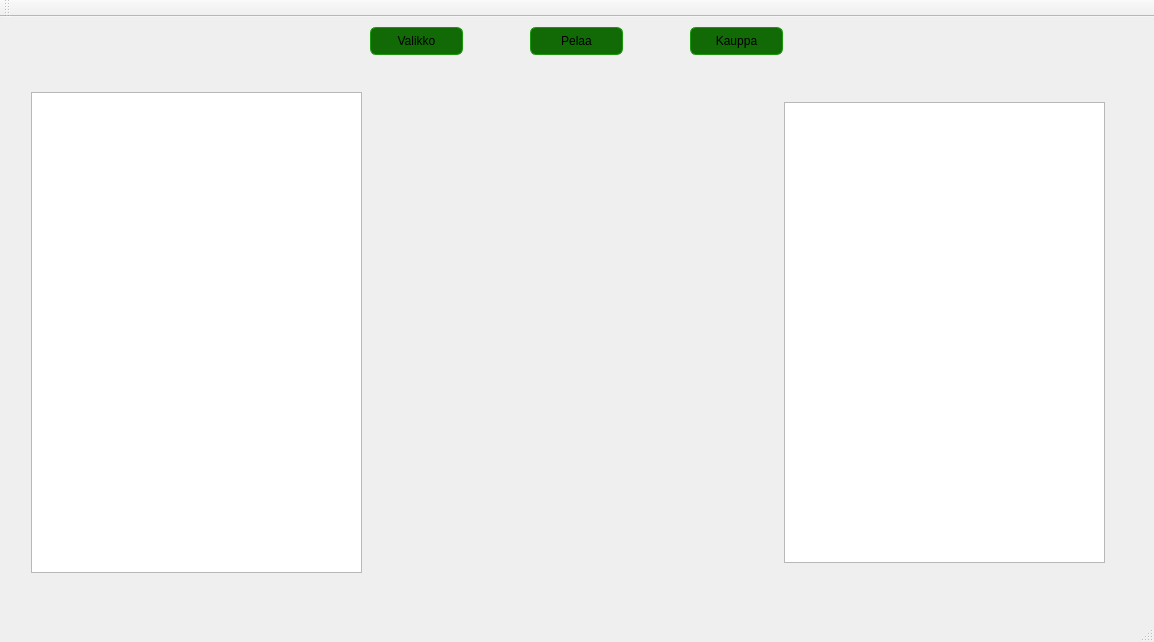
Qt form TrainGame/mainwindow.ui (MilanFIN/TrainGame) before a commit.
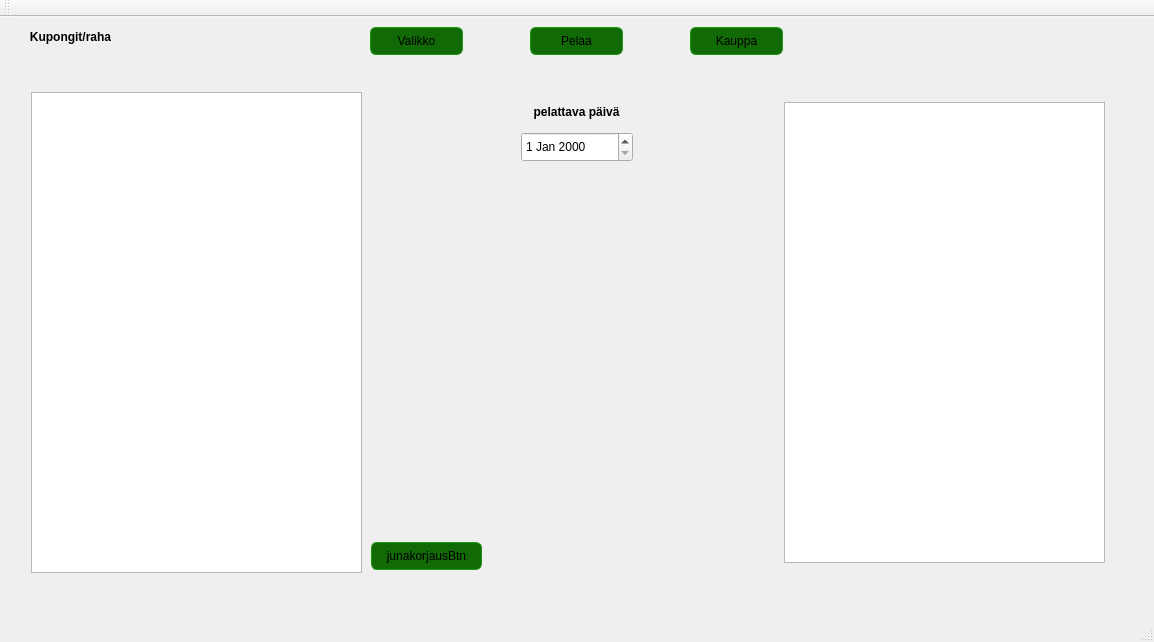
The same form after that commit. The open tabs and pages were chosen to show the change.

Commit message: lisätty elementtejä käyttöliittymään

Diff of the .ui file:
```diff
--- a/TrainGame/mainwindow.ui
+++ b/TrainGame/mainwindow.ui
@@ -47,6 +47,68 @@
        </rect>
       </property>
      </widget>
+     <widget class="QDateEdit" name="dateEdit">
+      <property name="geometry">
+       <rect>
+        <x>510</x>
+        <y>60</y>
+        <width>112</width>
+        <height>30</height>
+       </rect>
+      </property>
+     </widget>
+     <widget class="QLabel" name="label_2">
+      <property name="geometry">
+       <rect>
+        <x>510</x>
+        <y>30</y>
+        <width>111</width>
+        <height>20</height>
+       </rect>
+      </property>
+      <property name="font">
+       <font>
+        <weight>75</weight>
+        <bold>true</bold>
+       </font>
+      </property>
+      <property name="text">
+       <string>pelattava päivä</string>
+      </property>
+      <property name="alignment">
+       <set>Qt::AlignCenter</set>
+      </property>
+     </widget>
+     <widget class="QPushButton" name="pushButton_3">
+      <property name="geometry">
+       <rect>
+        <x>360</x>
+        <y>470</y>
+        <width>111</width>
+        <height>28</height>
+       </rect>
+      </property>
+      <property name="styleSheet">
+       <string notr="true">QPushButton:pressed {
+	background-color: #222222;
+	border: 1px solid #333333;
+}
+QPushButton:hover {
+	background-color: #66db57;
+}
+QPushButton {
+font: 75 12pt &quot;Caladea&quot;;
+border: 1px solid #199909;
+border-radius: 6px;
+background-color: #116a06;
+background-color: qlineargradient(x1: 0, y1: 0, x2: 0, y2: 0.67, 
+            stop: 0 #22c70d, stop: 1 #116a06);
+}</string>
+      </property>
+      <property name="text">
+       <string>junakorjausBtn</string>
+      </property>
+     </widget>
     </widget>
     <widget class="QWidget" name="pelaaPage">
      <widget class="QGraphicsView" name="peliView">
@@ -401,6 +463,28 @@
      <string>Kauppa</string>
     </property>
    </widget>
+   <widget class="QLabel" name="label">
+    <property name="geometry">
+     <rect>
+      <x>20</x>
+      <y>10</y>
+      <width>101</width>
+      <height>20</height>
+     </rect>
+    </property>
+    <property name="font">
+     <font>
+      <weight>75</weight>
+      <bold>true</bold>
+     </font>
+    </property>
+    <property name="text">
+     <string>Kupongit/raha</string>
+    </property>
+    <property name="alignment">
+     <set>Qt::AlignCenter</set>
+    </property>
+   </widget>
   </widget>
   <widget class="QMenuBar" name="menuBar">
    <property name="geometry">
```
Left out of the diff: 6 changed lines with no effect on the pictures.
